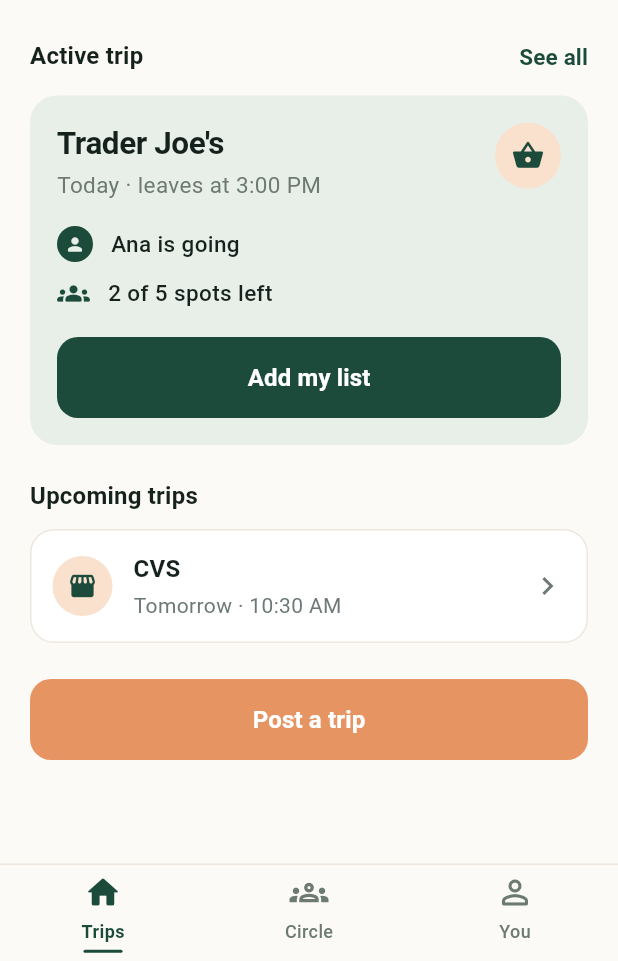
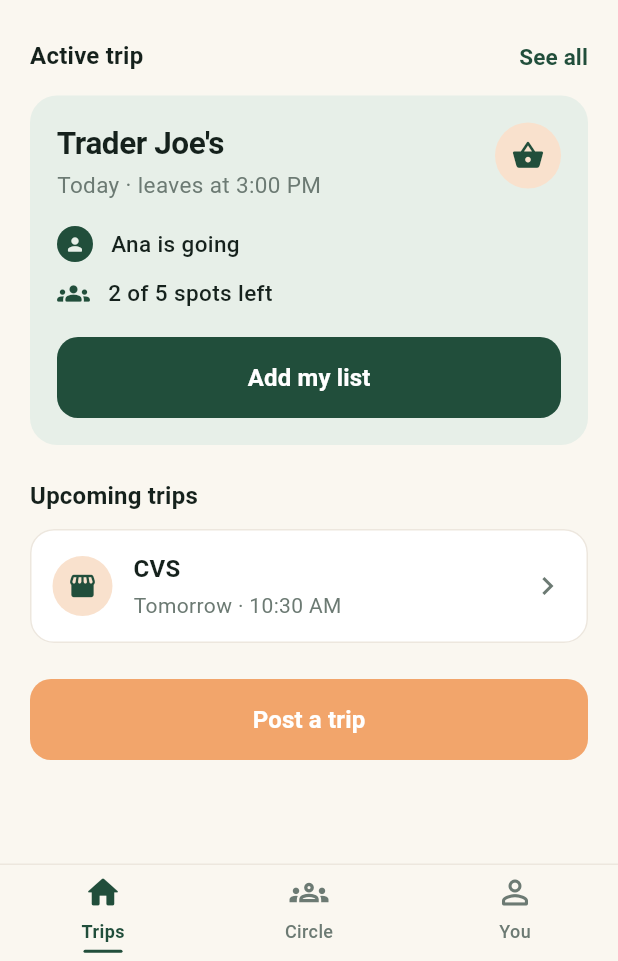
Before and after one commit to swarit-1/favorly, a Flutter app: the screen it shows after launch, on a phone screen of 412 x 824 dp, the part 275-1236 px from its top. Run offline on Flutter 3.47's test engine with Material 3 defaults, Android fonts, the phone set to English and light mode, and no system bars.

Commit message:
use the documented palette tokens from UX_UI_DIRECTION.md
Swaps the values eyeballed from the comps for the exact tokens in
docs/UX_UI_DIRECTION.md:102 — evergreen #214E3B, apricot #F2A56B,
warm off-white #FAF7F0.

Co-Authored-By: Claude Opus 5 <noreply@anthropic.com>

```diff
--- a/favorly_mobile/lib/theme.dart
+++ b/favorly_mobile/lib/theme.dart
@@ -4,12 +4,12 @@ import 'package:flutter/material.dart';
 class AppColors {
   const AppColors._();
 
-  static const cream = Color(0xFFFCFAF6);
+  static const cream = Color(0xFFFAF7F0);
   static const surface = Color(0xFFFFFFFF);
-  static const green = Color(0xFF1C4B3C);
+  static const green = Color(0xFF214E3B);
   static const greenTint = Color(0xFFE7EFE8);
   static const greenTintDeep = Color(0xFFD2E1D4);
-  static const orange = Color(0xFFE79463);
+  static const orange = Color(0xFFF2A56B);
   static const peach = Color(0xFFF9E1CD);
   static const ink = Color(0xFF15211C);
   static const muted = Color(0xFF6C7A73);
```
Also changed, not shown: 1 other file.
